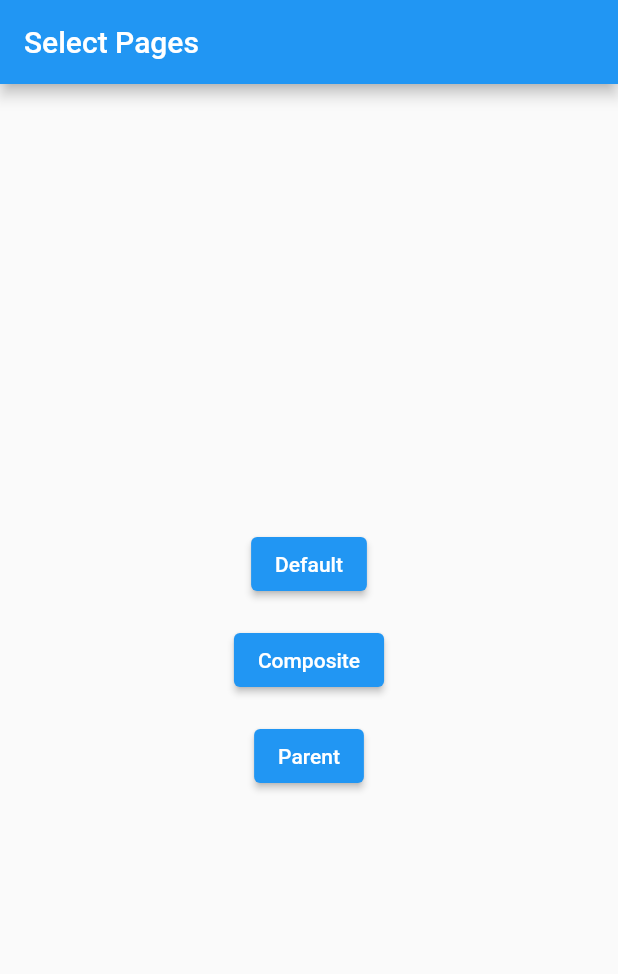
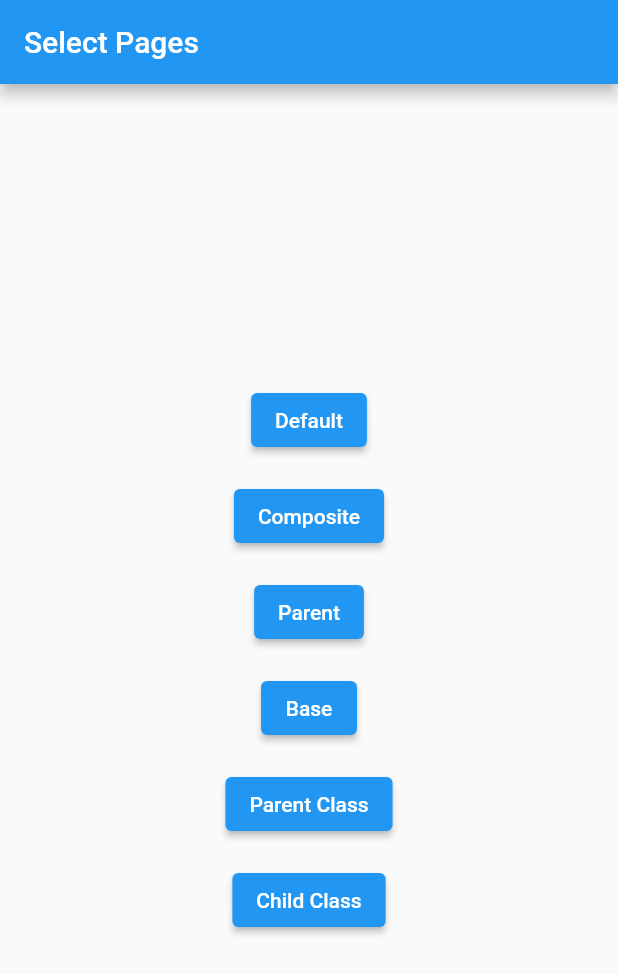
Before and after one commit to felipecastrosales/flutter_composition, a Flutter app: the screen it shows after launch, on a phone screen of 412 x 824 dp. Shown: the top 974 px of the screen. Run offline on Flutter 3.47's test engine with Material 2 defaults, Android fonts, the phone set to English and light mode, and no system bars.

Commit message:
chore: created more examples to try better

```diff
--- a/lib/pages/base.dart
+++ b/lib/pages/base/base.dart
@@ -1,3 +1,5 @@
+// I get this example from: https://stackoverflow.com/a/62856604/13096514
+
 import 'package:flutter/material.dart';
 
 class WidgetFoo extends StatefulWidget {
--- /dev/null
+++ b/lib/pages/base/implementation/child_class.dart
@@ -0,0 +1,18 @@
+// I get this example from: https://stackoverflow.com/a/62856604/13096514
+
+import 'package:flutter/material.dart';
+import 'package:flutter_composition/pages/base/base.dart';
+
+class ChildClass extends WidgetFoo {
+  const ChildClass({super.key});
+
+  @override
+  State<StatefulWidget> createState() => _ChildClassState();
+}
+
+class _ChildClassState extends WidgetFooState<ChildClass> {
+  @override
+  String getText() {
+    return 'ChildClass, $varFromFooState, ${widget.varFromFoo}';
+  }
+}
--- /dev/null
+++ b/lib/pages/base/implementation/parent_class.dart
@@ -0,0 +1,22 @@
+import 'package:flutter/material.dart';
+
+class ParentClass extends StatefulWidget {
+  const ParentClass({super.key});
+  final String varFromFoo = 'foo';
+
+  @override
+  State<StatefulWidget> createState() => ParentClassState<ParentClass>();
+}
+
+// Don't make this class name private (beginning with _) to allow its usage in other modules.
+class ParentClassState<T extends StatefulWidget> extends State<T> {
+  String varFromFooState = 'foo state';
+  @override
+  Widget build(BuildContext context) {
+    return Text(getText());
+  }
+
+  String getText() {
+    return 'ParentClass';
+  }
+}
--- a/lib/select_pages.dart
+++ b/lib/select_pages.dart
@@ -1,5 +1,8 @@
 import 'package:flutter/material.dart';
 
+import 'pages/base/base.dart';
+import 'pages/base/implementation/child_class.dart';
+import 'pages/base/implementation/parent_class.dart';
 import 'pages/composite_page.dart';
 import 'pages/default_page.dart';
 import 'pages/parent_page.dart';
@@ -52,6 +55,42 @@ class SelectPages extends StatelessWidget {
               },
               child: const Text('Parent'),
             ),
+            const SizedBox(height: 16),
+            ElevatedButton(
+              onPressed: () {
+                Navigator.push(
+                  context,
+                  MaterialPageRoute(
+                    builder: (context) => const WidgetFoo(),
+                  ),
+                );
+              },
+              child: const Text('Base'),
+            ),
+            const SizedBox(height: 16),
+            ElevatedButton(
+              onPressed: () {
+                Navigator.push(
+                  context,
+                  MaterialPageRoute(
+                    builder: (context) => const ParentClass(),
+                  ),
+                );
+              },
+              child: const Text('Parent Class'),
+            ),
+            const SizedBox(height: 16),
+            ElevatedButton(
+              onPressed: () {
+                Navigator.push(
+                  context,
+                  MaterialPageRoute(
+                    builder: (context) => const ChildClass(),
+                  ),
+                );
+              },
+              child: const Text('Child Class'),
+            ),
           ],
         ),
       ),
```
